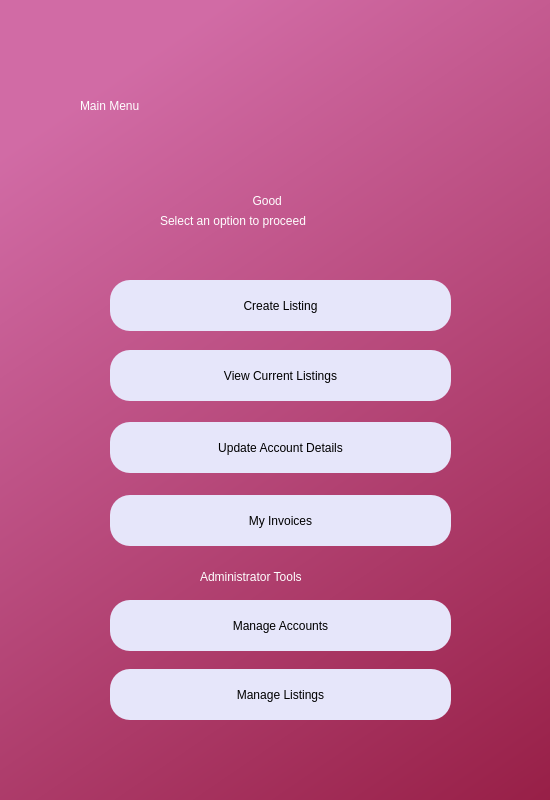
AnshulS853/Coursework-Improved, file adminmenu.ui: the form before one commit.
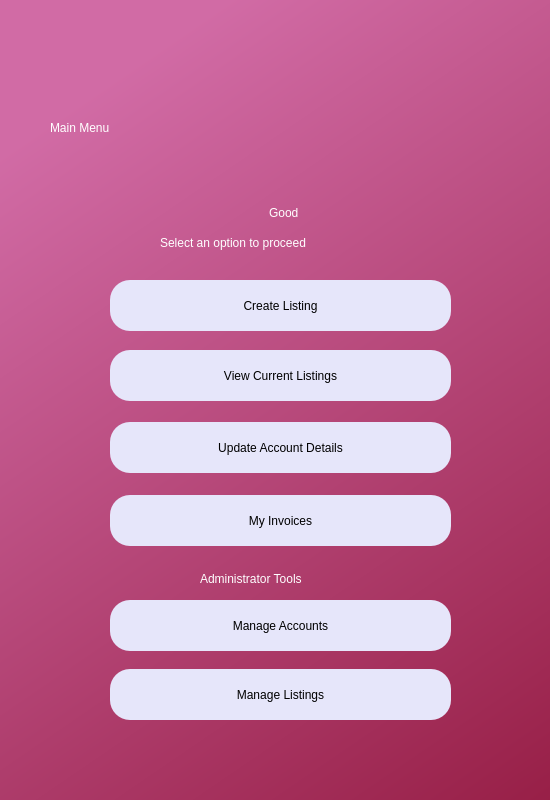
The form after the commit.

Diff of the .ui file:
```diff
--- a/adminmenu.ui
+++ b/adminmenu.ui
@@ -78,9 +78,9 @@
     <property name="geometry">
      <rect>
       <x>200</x>
-      <y>556</y>
-      <width>161</width>
-      <height>41</height>
+      <y>566</y>
+      <width>181</width>
+      <height>25</height>
      </rect>
     </property>
     <property name="styleSheet">
@@ -93,10 +93,10 @@
    <widget class="QLabel" name="label">
     <property name="geometry">
      <rect>
-      <x>80</x>
+      <x>50</x>
       <y>70</y>
-      <width>391</width>
-      <height>71</height>
+      <width>463</width>
+      <height>116</height>
      </rect>
     </property>
     <property name="styleSheet">
@@ -109,10 +109,10 @@
    <widget class="QLabel" name="greetuser">
     <property name="geometry">
      <rect>
-      <x>90</x>
-      <y>180</y>
-      <width>361</width>
-      <height>41</height>
+      <x>103</x>
+      <y>200</y>
+      <width>368</width>
+      <height>25</height>
      </rect>
     </property>
     <property name="styleSheet">
@@ -165,9 +165,9 @@
     <property name="geometry">
      <rect>
       <x>160</x>
-      <y>200</y>
-      <width>221</width>
-      <height>41</height>
+      <y>230</y>
+      <width>258</width>
+      <height>25</height>
      </rect>
     </property>
     <property name="styleSheet">
```
